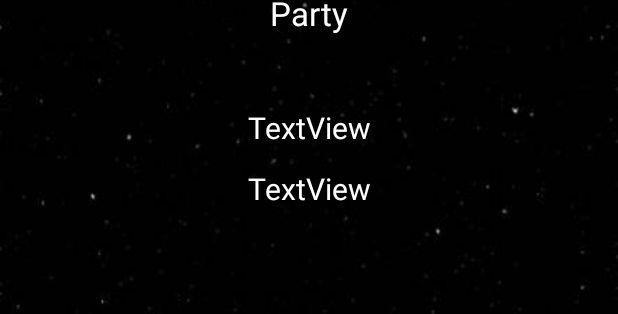
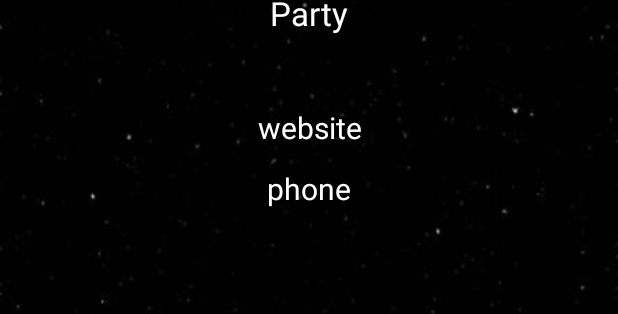
Before and after one commit to Liaoqitian/Election-2020, an Android app: the layout activity_detailed_view.xml on its own in the app's theme, with its tools: preview values and no code run, on a phone screen of 412 x 824 dp. Shown: the part 604-918 px from the top of the screen. Run offline under Robolectric (Android 15) with nearby library versions, the light colour scheme and no system bars; network calls fail.

Commit message:
updated key

```diff
--- a/app/src/main/res/layout/activity_detailed_view.xml
+++ b/app/src/main/res/layout/activity_detailed_view.xml
@@ -50,7 +50,7 @@
         android:layout_width="wrap_content"
         android:layout_height="wrap_content"
         android:layout_marginTop="48dp"
-        android:text="TextView"
+        android:text="@string/website"
         android:textColor="#FFFFFF"
         android:textSize="20sp"
         app:layout_constraintEnd_toEndOf="parent"
@@ -63,7 +63,7 @@
         android:layout_width="wrap_content"
         android:layout_height="wrap_content"
         android:layout_marginTop="13dp"
-        android:text="TextView"
+        android:text="@string/phone"
         android:textColor="#FFFFFF"
         android:textSize="20sp"
         app:layout_constraintEnd_toEndOf="parent"
```
